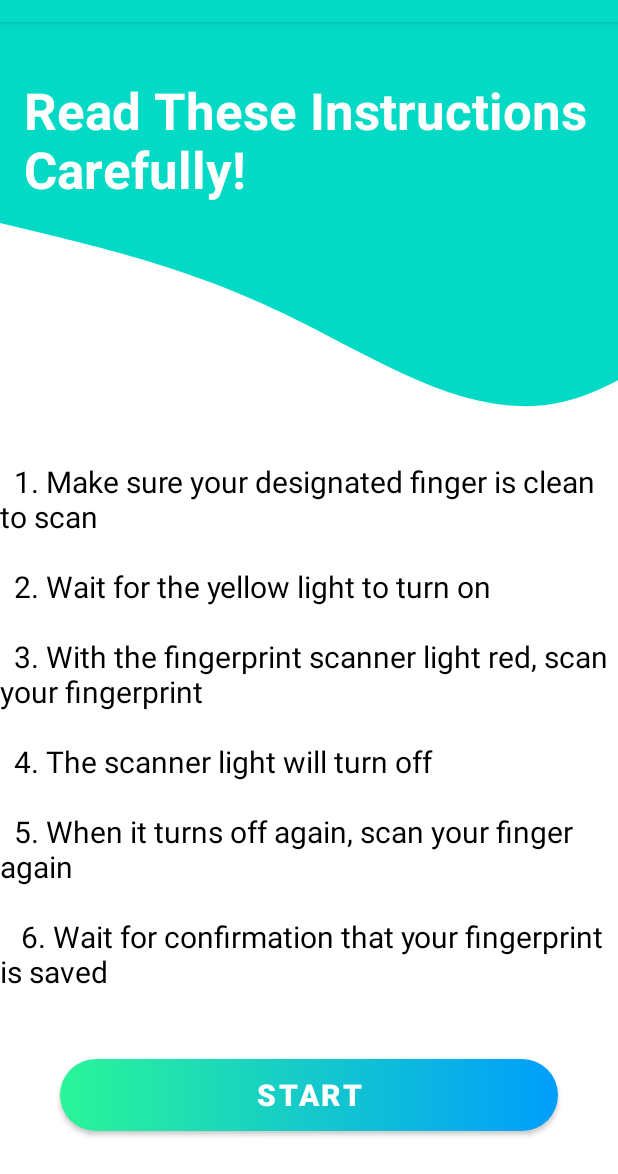
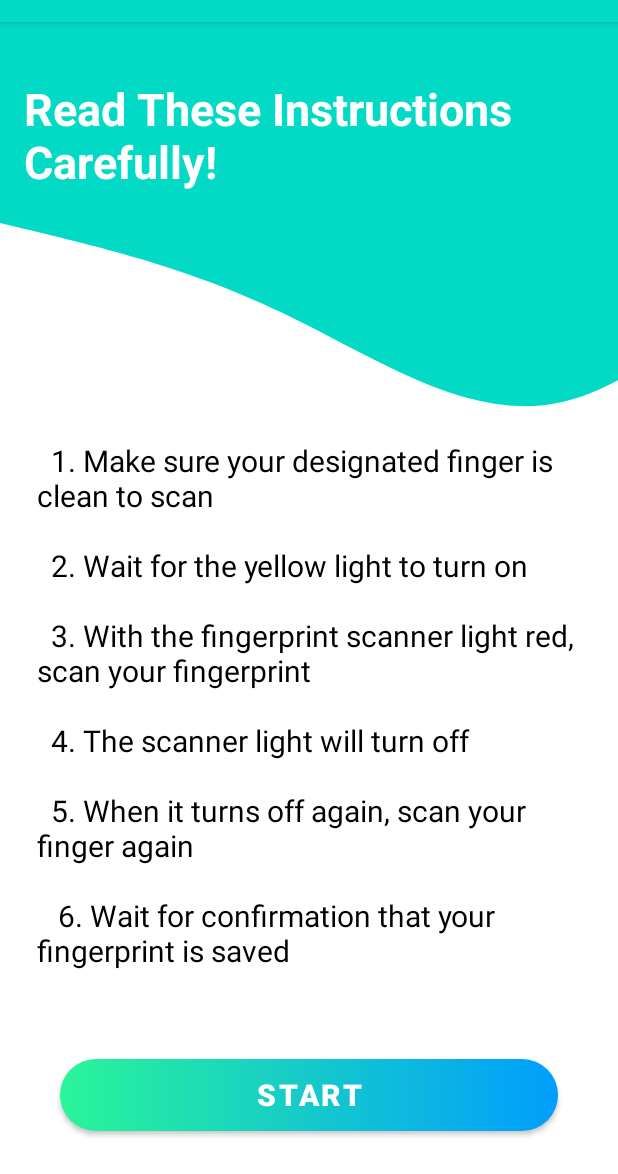
Before and after one commit to rezeqk/Biometric-Safe, an Android app: the AddProfile_Instruction screen opened directly, with no data from a screen before it, on a phone screen of 412 x 824 dp, the part 62-1236 px from its top. Run offline under Robolectric (Android 15) with nearby library versions, the phone set to English and light mode, and no system bars; our stand-ins replace Firebase (no records; nobody signed in at launch, a user with empty details on screens opened directly); Roboto replaces fonts that are not available here; 2 statements that could not run were skipped.

Commit message:
font size updated

```diff
--- a/app/src/main/res/layout/activity_add_profile_instruction.xml
+++ b/app/src/main/res/layout/activity_add_profile_instruction.xml
@@ -37,7 +37,7 @@
         android:layout_marginTop="32dp"
         android:text="Read These Instructions Carefully!"
         android:textColor="@color/white"
-        android:textSize="34sp"
+        android:textSize="30sp"
         android:textStyle="bold"
         app:layout_constraintBottom_toBottomOf="@+id/topview_instructions"
         app:layout_constraintEnd_toEndOf="@+id/topview_instructions"
@@ -48,17 +48,17 @@
 
     <TextView
         android:id="@+id/myTextView"
-        android:layout_width="408dp"
-        android:layout_height="475dp"
+        android:layout_width="362dp"
+        android:layout_height="414dp"
         android:text="@string/instructions"
         android:textColor="@color/black"
         android:textSize="20dp"
         app:layout_constraintBottom_toBottomOf="parent"
         app:layout_constraintEnd_toEndOf="parent"
-        app:layout_constraintHorizontal_bias="0.0"
+        app:layout_constraintHorizontal_bias="0.489"
         app:layout_constraintStart_toStartOf="parent"
         app:layout_constraintTop_toTopOf="parent"
-        app:layout_constraintVertical_bias="1.0" />
+        app:layout_constraintVertical_bias="0.788" />
 
     <Button
         android:id="@+id/create_button"
```
